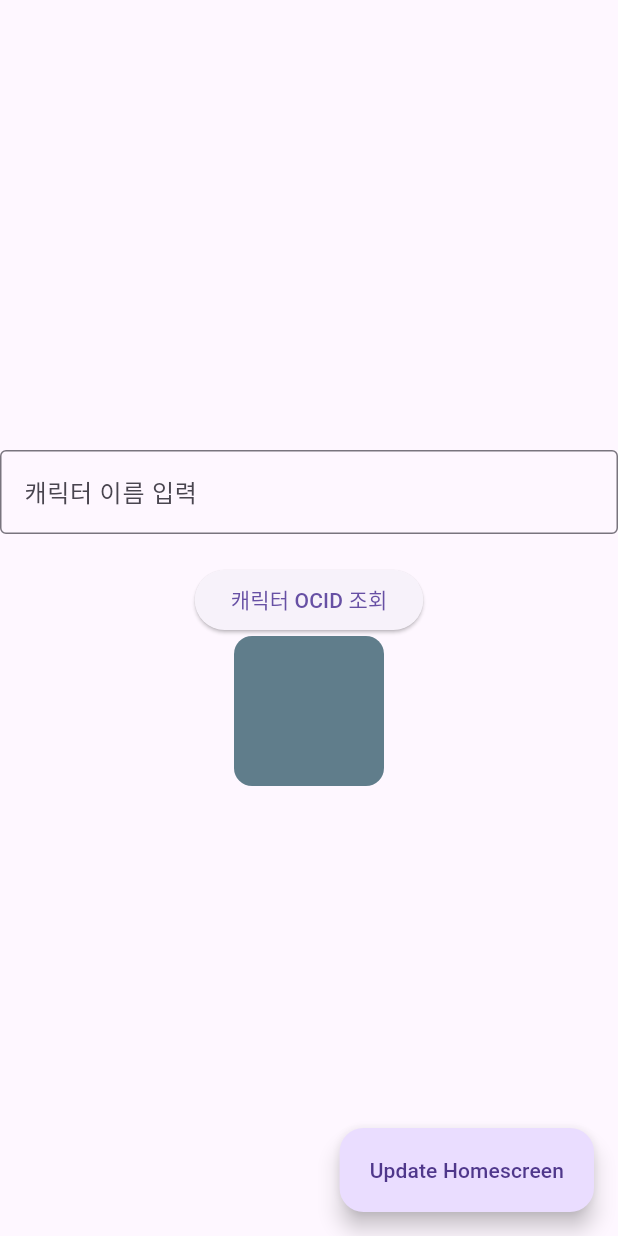
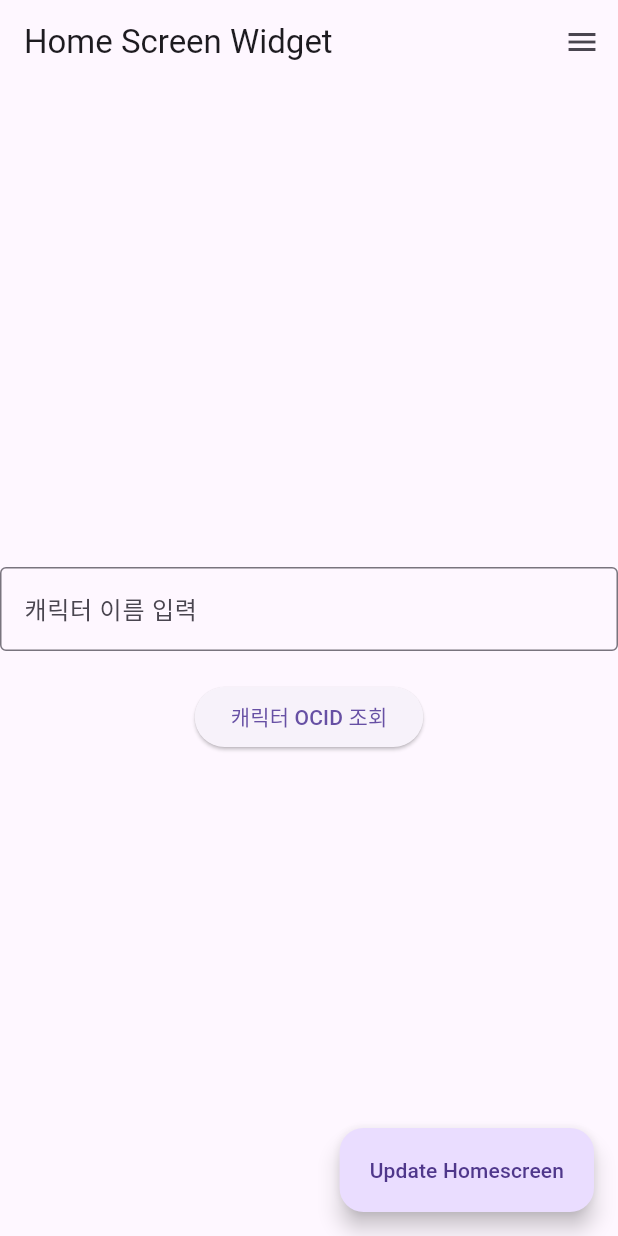
Before and after one commit to hammsik/flutter-home-widget, a Flutter app: the screen it shows after launch, after a tap on "캐릭터 OCID 조회", on a phone screen of 412 x 824 dp. Run offline on Flutter 3.47's test engine with Material 3 defaults, Android fonts, the phone set to English and light mode, and no system bars; our stand-ins replace dio, flutter_dotenv, freezed_annotation, hooks_riverpod, riverpod_annotation; missing offline and left inert: home_widget; generated files the repository leaves out were written again.

Commit message:
fix: 리버팟 연습

```diff
--- a/lib/homepage/home_event.dart
+++ b/lib/homepage/home_event.dart
@@ -1,11 +1,11 @@
-import 'package:flutter_home_widget/homepage/providers/character_info_provider.dart';
-import 'package:hooks_riverpod/hooks_riverpod.dart';
+// import 'package:flutter_home_widget/homepage/providers/character_info_provider.dart';
+// import 'package:hooks_riverpod/hooks_riverpod.dart';
 
-mixin class HomeEvent {
-  /// 캐릭터 이름으로 캐릭터 정보를 조회합니다.
-  void searchCharacter(WidgetRef ref, String characterName) {
-    ref
-        .read(currentCharacterProvider.notifier)
-        .searchCharacter(characterName: characterName);
-  }
-}
+// mixin class HomeEvent {
+//   /// 캐릭터 이름으로 캐릭터 정보를 조회합니다.
+//   void searchCharacter(WidgetRef ref, String characterName) {
+//     ref
+//         .read(currentCharacterProvider.notifier)
+//         .searchCharacter(characterName: characterName);
+//   }
+// }
--- a/lib/homepage/home_page.dart
+++ b/lib/homepage/home_page.dart
@@ -22,8 +22,9 @@ class MyHome extends ConsumerStatefulWidget {
   ConsumerState<ConsumerStatefulWidget> createState() => _MyHomeState();
 }
 
-class _MyHomeState extends ConsumerState<MyHome> with HomeState, HomeEvent {
+class _MyHomeState extends ConsumerState<MyHome> with HomeState {
   final TextEditingController _controller = TextEditingController();
+  String characterName = '';
 
   @override
   void initState() {
@@ -35,7 +36,9 @@ class _MyHomeState extends ConsumerState<MyHome> with HomeState, HomeEvent {
   Widget build(BuildContext context) {
     void handleSubmit() {
       FocusManager.instance.primaryFocus?.unfocus(); // 키보드를 내립니다.
-      searchCharacter(ref, _controller.text);
+      setState(() {
+        characterName = _controller.text;
+      });
     }
 
     return Scaffold(
@@ -49,6 +52,44 @@ class _MyHomeState extends ConsumerState<MyHome> with HomeState, HomeEvent {
           updateHomeWidget('버튼누름요', 'wow');
         },
         label: const Text('Update Homescreen'),
+      ),
+      appBar: AppBar(
+        title: const Text('Home Screen Widget'),
+      ),
+      endDrawer: Drawer(
+        // Add a ListView to the drawer. This ensures the user can scroll
+        // through the options in the drawer if there isn't enough vertical
+        // space to fit everything.
+        child: ListView(
+          // Important: Remove any padding from the ListView.
+          padding: EdgeInsets.zero,
+          children: [
+            const DrawerHeader(
+              decoration: BoxDecoration(
+                color: Colors.blue,
+              ),
+              child: Text('Drawer Header'),
+            ),
+            characterName.isEmpty
+                ? const Text('캐릭터를 검색해주세요')
+                : Center(
+                    child: searchCharacter(ref, characterName).when(
+                      data: (data) => data == null
+                          ? const SizedBox.shrink()
+                          : Image.network(data.image),
+                      loading: () => Container(
+                        width: 100,
+                        height: 100,
+                        decoration: BoxDecoration(
+                          borderRadius: BorderRadius.circular(12),
+                          color: Colors.blueGrey,
+                        ),
+                      ),
+                      error: (error, stack) => Text('Error: $error'),
+                    ),
+                  ),
+          ],
+        ),
       ),
       body: Center(
         child: Column(
@@ -67,19 +108,6 @@ class _MyHomeState extends ConsumerState<MyHome> with HomeState, HomeEvent {
               onPressed: handleSubmit,
               child: const Text('캐릭터 OCID 조회'),
             ),
-            currentCharacter(ref).when(
-              data: (data) =>
-                  data == null ? const SizedBox.shrink() : Image.network(data.image),
-              loading: () => Container(
-                width: 100,
-                height: 100,
-                decoration: BoxDecoration(
-                  borderRadius: BorderRadius.circular(12),
-                  color: Colors.blueGrey,
-                ),
-              ),
-              error: (error, stack) => Text('Error: $error'),
-            ),
           ],
         ),
       ),
--- a/lib/homepage/home_state.dart
+++ b/lib/homepage/home_state.dart
@@ -1,8 +1,9 @@
 import 'package:flutter_home_widget/homepage/providers/character_info_provider.dart';
+import 'package:flutter_home_widget/homepage/providers/character_search_provider.dart';
 import 'package:flutter_home_widget/models/character_info.dart';
 import 'package:hooks_riverpod/hooks_riverpod.dart';
 
 mixin class HomeState {
   /// 캐릭터 이미지 URL
-  AsyncValue<CharacterInfo?> currentCharacter(WidgetRef ref) => ref.watch(currentCharacterProvider);
+  AsyncValue<CharacterInfo?> searchCharacter(WidgetRef ref, String characterName) => ref.watch(searchCharacterProvider(characterName: characterName));
 }
--- a/lib/homepage/providers/character_info_provider.dart
+++ b/lib/homepage/providers/character_info_provider.dart
@@ -1,21 +1,21 @@
-import 'package:flutter_home_widget/homepage/providers/character_search_provider.dart';
-import 'package:flutter_home_widget/models/character_info.dart';
-import 'package:riverpod_annotation/riverpod_annotation.dart';
+// import 'package:flutter_home_widget/homepage/providers/character_search_provider.dart';
+// import 'package:flutter_home_widget/models/character_info.dart';
+// import 'package:riverpod_annotation/riverpod_annotation.dart';
 
-part 'character_info_provider.g.dart';
+// part 'character_info_provider.g.dart';
 
-@Riverpod(keepAlive: true)
-class CurrentCharacter extends _$CurrentCharacter {
-  @override
-  FutureOr<CharacterInfo?> build() {
-    return null;
-  }
+// @Riverpod(keepAlive: true)
+// class CurrentCharacter extends _$CurrentCharacter {
+//   @override
+//   FutureOr<CharacterInfo?> build() {
+//     return null;
+//   }
 
-  void searchCharacter({required String characterName}) async {
-    print('에에에에에에');
-    state = const AsyncValue.loading();
-    AsyncValue<CharacterInfo> characterInfo =
-        await ref.watch(searchCharacterProvider(characterName: characterName));
-    print('characterInfoddddddd $characterInfo');
-  }
-}
+//   void searchCharacter({required String characterName}) async {
+//     print('에에에에에에');
+//     state = const AsyncValue.loading();
+//     AsyncValue<CharacterInfo> characterInfo =
+//         await ref.watch(searchCharacterProvider(characterName: characterName));
+//     print('characterInfoddddddd $characterInfo');
+//   }
+// }
--- a/lib/homepage/providers/character_search_provider.dart
+++ b/lib/homepage/providers/character_search_provider.dart
@@ -8,7 +8,7 @@ part 'character_search_provider.g.dart';
 final _dio = Dio();
 const baseUrl = 'https://open.api.nexon.com/maplestory/v1';
 
-@Riverpod(keepAlive: true)
+@Riverpod(keepAlive: false)
 Future<CharacterInfo> searchCharacter(SearchCharacterRef ref,
     {required String characterName}) async {
       print('api get 진입 $characterName');
```
Also changed, not shown: lib/homepage/providers/character_info_provider.g.dart (deleted), lib/homepage/providers/character_search_provider.g.dart.
